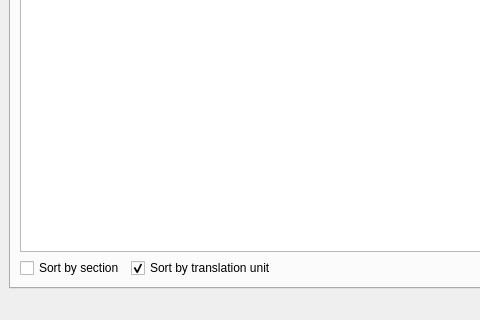
Old version of the form pcsx2-qt/Debugger/DataInspectorWindow.ui in the repository weirdbeardgame/pcsx2; both pictures show x 0 to 480 and y 280 to 600 of the 800 by 600 pixel window.
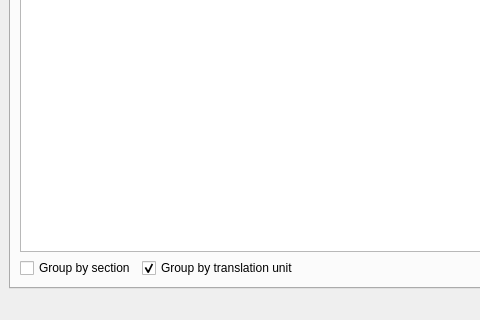
New version of the form. Icons and pictures are not drawn.

Commit message: DataInspector: Implement grouping global variables by section or translation unit

Patch:
```diff
--- a/pcsx2-qt/Debugger/DataInspectorWindow.ui
+++ b/pcsx2-qt/Debugger/DataInspectorWindow.ui
@@ -113,14 +113,14 @@
           <item>
            <widget class="QCheckBox" name="sortBySection">
             <property name="text">
-             <string>Sort by section</string>
+             <string>Group by section</string>
             </property>
            </widget>
           </item>
           <item>
            <widget class="QCheckBox" name="sortByTranslationUnit">
             <property name="text">
-             <string>Sort by translation unit</string>
+             <string>Group by translation unit</string>
             </property>
             <property name="checked">
              <bool>true</bool>
```
Left out of the diff: 4 changed lines with no effect on the pictures. The commit also changes 6 other files.
